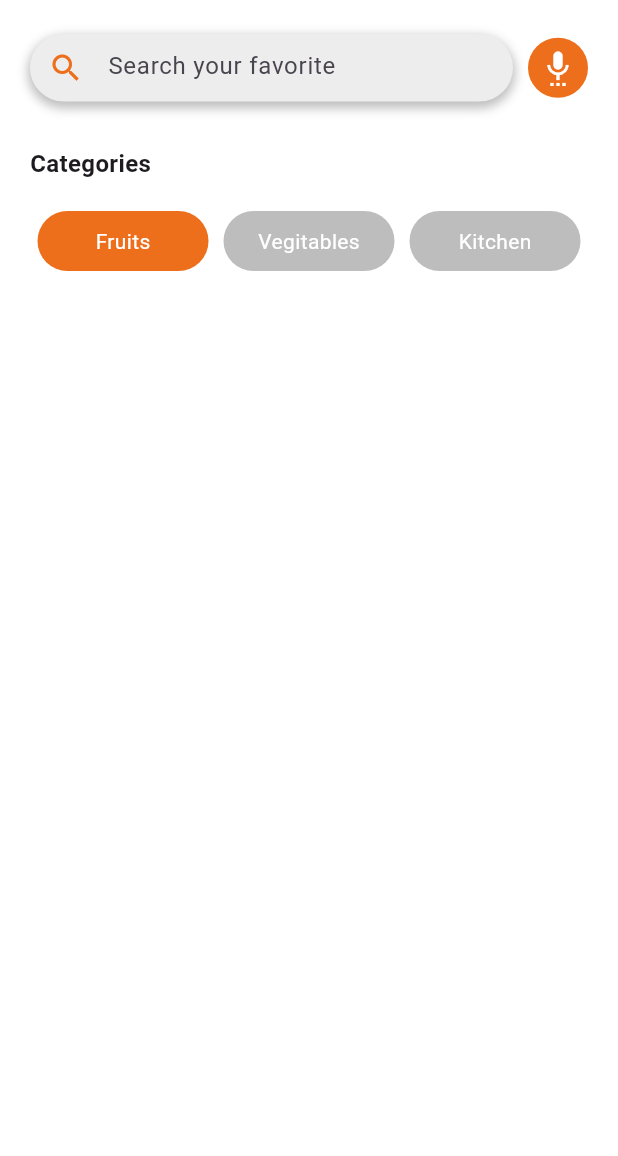
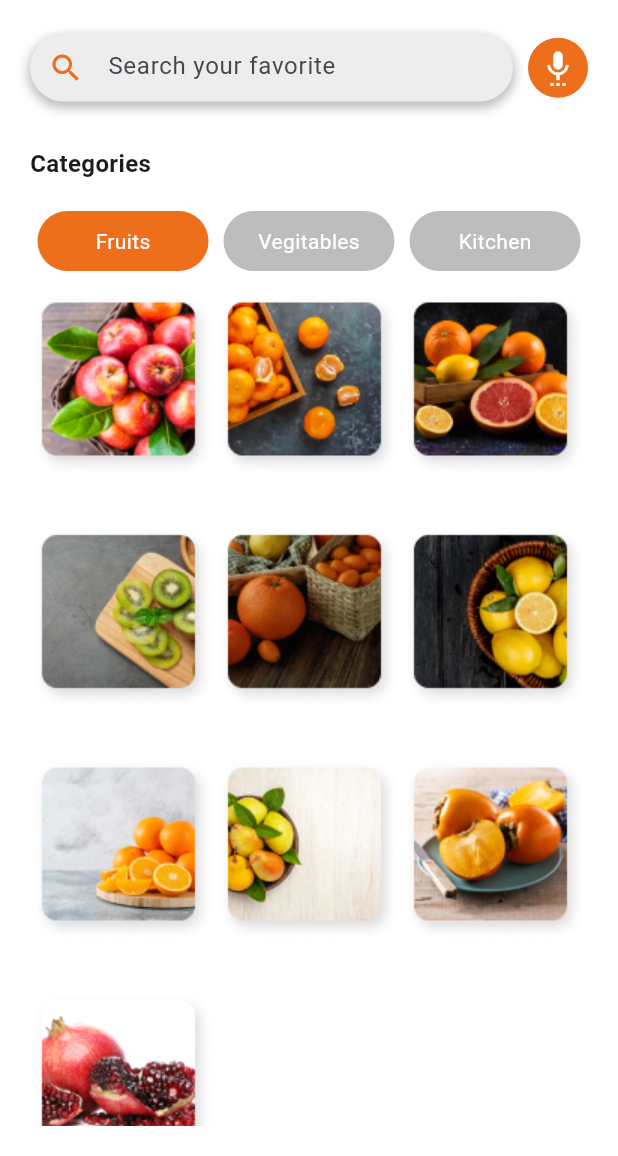
Before and after one commit to rishithamenush/foodPrime, a Flutter app: the GroceryAndFruitMainPage screen opened directly, on a phone screen of 412 x 824 dp, the part 80-1236 px from its top. Run offline on Flutter 3.47's test engine with Material 3 defaults, Android fonts, the phone set to English and light mode, and no system bars; our stand-ins replace font_awesome_flutter.

Commit message:
Update the grocery and fruit main page

```diff
--- a/lib/screens/main/navPages/home/home_category/grocery_and_fruit/grocery_and_fruit_main_page.dart
+++ b/lib/screens/main/navPages/home/home_category/grocery_and_fruit/grocery_and_fruit_main_page.dart
@@ -171,12 +171,24 @@ class _GroceryAndFruitMainPageState extends State<GroceryAndFruitMainPage> {
     return Expanded(
         child: GridView(
           gridDelegate: const SliverGridDelegateWithFixedCrossAxisCount(crossAxisCount: 3, childAspectRatio: 0.8,),
-          children: FRUIT_CATEGORY_LIST.map((e){
+          children: FRUIT_CATEGORY_LIST.map((fruit){
             return Column(
               children: [
-
+                Container(
+                  decoration: BoxDecoration(
+                    borderRadius: BorderRadius.circular(10),
+                  ),
+                  child: Stack(
+                    children: [
+                      Image.asset(
+                        "assets/${fruit['image']}",
+                        fit: BoxFit.cover,
+                      )
+                    ],
+                  ),
+                )
               ],
-            )
+            );
           }).toList(),
         )
     );
```
